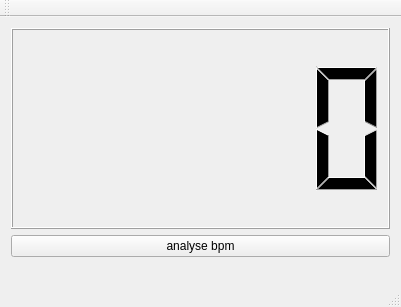
This is bpm.ui in Janislav/BPM as Qt 5 draws it before an edit. The edited form follows.
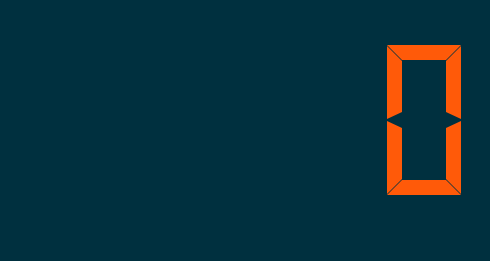
This is the edited form. Icons and pictures are not drawn.

```diff
--- a/bpm.ui
+++ b/bpm.ui
@@ -6,56 +6,76 @@
    <rect>
     <x>0</x>
     <y>0</y>
-    <width>401</width>
-    <height>307</height>
+    <width>490</width>
+    <height>261</height>
    </rect>
   </property>
   <property name="windowTitle">
    <string>BPM</string>
   </property>
   <widget class="QWidget" name="centralWidget">
-   <widget class="QWidget" name="verticalLayoutWidget">
-    <property name="geometry">
-     <rect>
-      <x>0</x>
-      <y>0</y>
-      <width>401</width>
-      <height>251</height>
-     </rect>
-    </property>
-    <layout class="QVBoxLayout" name="verticalLayout">
-     <item>
-      <widget class="QLCDNumber" name="lcdNumber"/>
-     </item>
-     <item>
-      <widget class="QPushButton" name="pushButton">
-       <property name="text">
-        <string>analyse bpm</string>
-       </property>
-      </widget>
-     </item>
-    </layout>
-   </widget>
-  </widget>
-  <widget class="QMenuBar" name="menuBar">
-   <property name="geometry">
-    <rect>
-     <x>0</x>
-     <y>0</y>
-     <width>401</width>
-     <height>22</height>
-    </rect>
+   <property name="styleSheet">
+    <string notr="true">background-color: #00303F;</string>
    </property>
+   <layout class="QHBoxLayout" name="horizontalLayout">
+    <item>
+     <layout class="QVBoxLayout" name="verticalLayout">
+      <property name="sizeConstraint">
+       <enum>QLayout::SetDefaultConstraint</enum>
+      </property>
+      <item>
+       <widget class="QLCDNumber" name="lcdNumber">
+        <property name="styleSheet">
+         <string notr="true">color: #FF5A09;
+border-color: #7A9D96;
+border: none;</string>
+        </property>
+        <property name="segmentStyle">
+         <enum>QLCDNumber::Flat</enum>
+        </property>
+       </widget>
+      </item>
+      <item>
+       <widget class="QPushButton" name="pushButton">
+        <property name="enabled">
+         <bool>true</bool>
+        </property>
+        <property name="layoutDirection">
+         <enum>Qt::LeftToRight</enum>
+        </property>
+        <property name="styleSheet">
+         <string notr="true">background-color: rgba(0,48,63, 0.4); 
+border: none;</string>
+        </property>
+        <property name="text">
+         <string/>
+        </property>
+        <property name="icon">
+         <iconset resource="record.qrc">
+          <normaloff>:/pictures/record.png</normaloff>
+          <normalon>:/pictures/recording.png</normalon>:/pictures/record.png</iconset>
+        </property>
+        <property name="iconSize">
+         <size>
+          <width>32</width>
+          <height>32</height>
+         </size>
+        </property>
+        <property name="checkable">
+         <bool>true</bool>
+        </property>
+        <property name="default">
+         <bool>true</bool>
+        </property>
+        <property name="flat">
+         <bool>true</bool>
+        </property>
+       </widget>
+      </item>
+     </layout>
+    </item>
+   </layout>
   </widget>
-  <widget class="QToolBar" name="mainToolBar">
-   <attribute name="toolBarArea">
-    <enum>TopToolBarArea</enum>
-   </attribute>
-   <attribute name="toolBarBreak">
-    <bool>false</bool>
-   </attribute>
-  </widget>
-  <widget class="QStatusBar" name="statusBar"/>
  </widget>
  <layoutdefault spacing="6" margin="11"/>
  <resources/>
```
Left out of the diff: 4 changed lines with no effect on the pictures.
